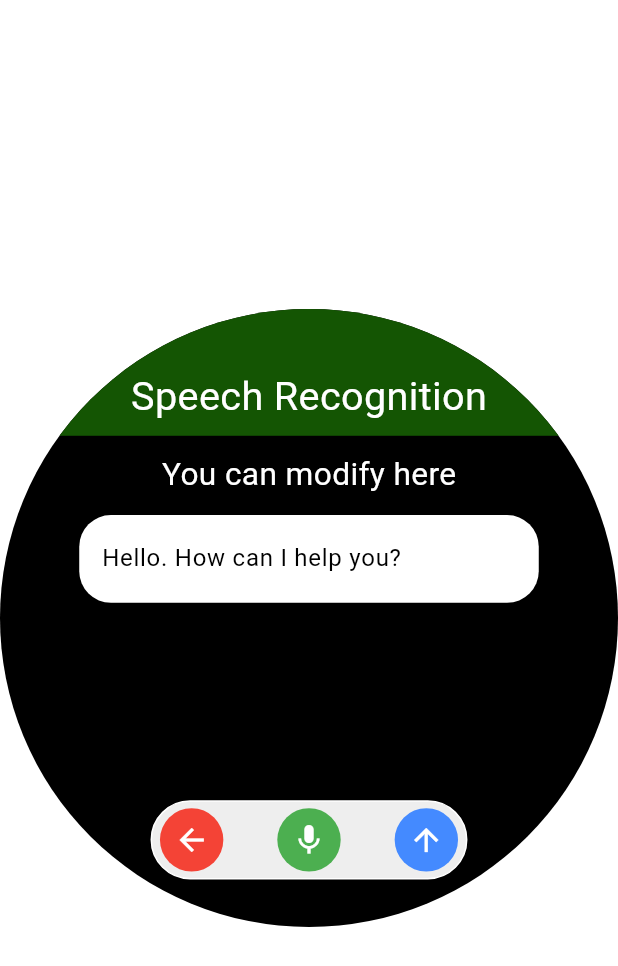
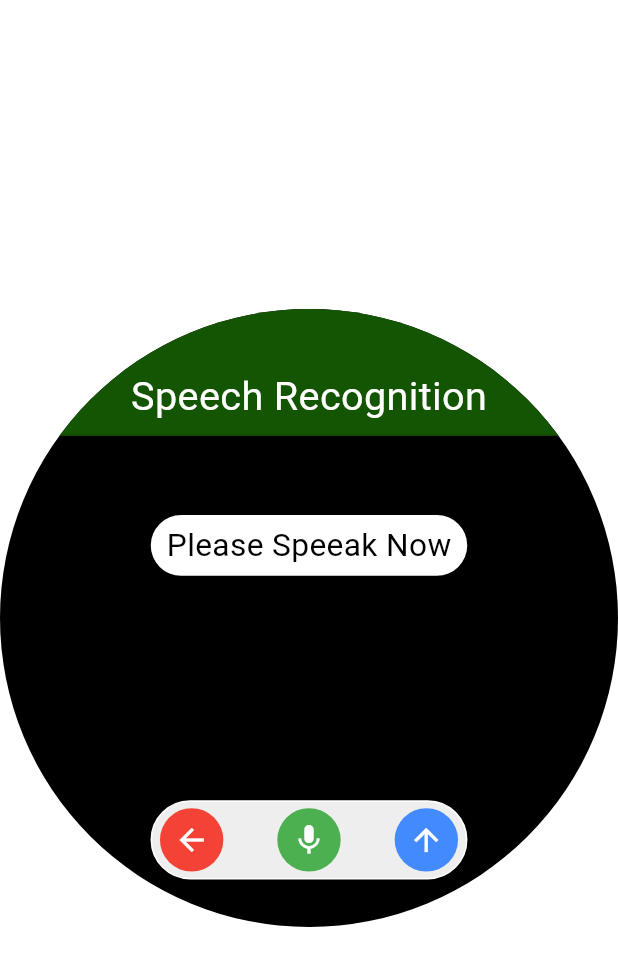
Before and after one commit to raymondtruongdev/ChatBot, a Flutter app: the screen it shows after launch, after a tap on the "mic" icon, on a phone screen of 412 x 824 dp. Shown: the top 966 px of the screen. Run offline on Flutter 3.47's test engine with Material 3 defaults, Android fonts, the phone set to English and light mode, and no system bars; our stand-ins replace avatar_glow, device_info_plus, flutter_screenutil, get, logger, lottie and 2 more; missing offline and left inert: flutter_sound.

Commit message:
add realtime speech to text ( there is bug only run in the firsttime then can not render page)

```diff
--- a/lib/pages/voice_to_text_page.dart
+++ b/lib/pages/voice_to_text_page.dart
@@ -1,10 +1,12 @@
 import 'package:chat_bot/controller/chatbot_controller.dart';
 import 'package:chat_bot/controller/voice_to_text_controller.dart';
+import 'package:chat_bot/logger_custom.dart';
 import 'package:chat_bot/models/message_chat.dart';
 import 'package:flutter/material.dart';
 import 'package:flutter_screenutil/flutter_screenutil.dart';
 import 'package:get/get.dart';
 import 'package:lottie/lottie.dart';
+import 'package:speech_to_text/speech_to_text.dart' as stt;
 
 final ChatBotController chatBotController =
     Get.put(ChatBotController(), permanent: true);
@@ -21,8 +23,20 @@ class VoiceToTextPage extends StatefulWidget {
 
 class _VoiceToTextPageState extends State<VoiceToTextPage> {
   String status = RecordStatus.none;
-  String textVoiceContent = ' Hello. How can I help you?';
+  String textVoiceContent = '';
   String infoText = '';
+
+  late stt.SpeechToText _speech;
+  late bool _isListening = false;
+  late double _confidence = 1.0;
+  @override
+  void initState() {
+    super.initState();
+    _speech = stt.SpeechToText();
+    _isListening = false;
+    // status = RecordStatus.finishConverting;
+    onClick(RecordStatus.finishConverting);
+  }
 
   // Make a messeage and send to ChatBot
   void sendMessage(String text) {
@@ -44,9 +58,9 @@ class _VoiceToTextPageState extends State<VoiceToTextPage> {
     switch (newSatus) {
       case RecordStatus.exit:
         textVoiceContent = '';
+        status = RecordStatus.none;
         Navigator.pop(context);
-        status = RecordStatus.none;
-        break;
+        return;
 
       case RecordStatus.none:
         status = RecordStatus.none;
@@ -54,44 +68,72 @@ class _VoiceToTextPageState extends State<VoiceToTextPage> {
 
       case RecordStatus.refresh:
         textVoiceContent = '';
-        await voiceBotController.deleteFile(voiceBotController.voiceFilePath);
         status = RecordStatus.none;
         break;
 
       case RecordStatus.send:
         // Return main Chat page
-        Navigator.pop(context);
         String str = voiceBotController.messageController.text;
         sendMessage(str);
         status = RecordStatus.none;
-
-        break;
+        Navigator.pop(context);
+        return;
 
       case RecordStatus.recording:
-        await voiceBotController.startRecording();
+        // Run autoReCognition to convert speech to text
+        autoReCognition();
         status = RecordStatus.recording;
         break;
 
-      case RecordStatus.converting:
-        // textVoiceContent = await voiceBotController.convertVoiceToText() ?? '';
-        textVoiceContent = 'hello';
-        if (textVoiceContent.isEmpty) {
-          infoText = 'Server Error\nPress to record again';
-          status = RecordStatus.none;
-        } else {
-          infoText = 'Press to record';
-          status = RecordStatus.none;
-        }
-        break;
-
       case RecordStatus.finishConverting:
-        status = RecordStatus.finishConverting;
+        status = RecordStatus.none;
         break;
 
       default:
     }
 
     setState(() {});
+  }
+
+  void autoReCognition() async {
+    textVoiceContent = '';
+    if (!_isListening) {
+      bool available = await _speech.initialize(
+        onStatus: (val) async {
+          CustomLogger().debug('onStatus: $val');
+
+          if (val == 'done') {
+            //   // await Future.delayed(const Duration(milliseconds: 500));
+            _speech.stop();
+            CustomLogger().debug('Speech stopped');
+            _isListening = false;
+
+            setState(() {
+              onClick(RecordStatus.finishConverting);
+              // Finish voice to textrecognition and change to State finishConverting
+            });
+          }
+        },
+        onError: (val) => CustomLogger().error('onError: $val'),
+      );
+      if (available) {
+        setState(() => _isListening = true);
+        _speech.listen(
+          onResult: (val) => setState(() {
+            textVoiceContent = val.recognizedWords;
+            CustomLogger().info(textVoiceContent);
+            if (val.hasConfidenceRating && val.confidence > 0) {
+              _confidence = val.confidence;
+            }
+          }),
+        );
+      }
+    } else {
+      _speech.stop();
+      setState(() => _isListening = false);
+      _speech.stop();
+      CustomLogger().debug('Speech stopped');
+    }
   }
 
   @override
@@ -154,9 +196,9 @@ class _VoiceToTextPageState extends State<VoiceToTextPage> {
                                     "lib/assets/lottie_loading_teal_dots.json"),
                               ),
                               Button(
-                                iconData: Icons.pause,
+                                iconData: Icons.arrow_back,
                                 onPressed: () {
-                                  onClick(RecordStatus.converting);
+                                  onClick(RecordStatus.exit);
                                 },
                               ),
                             ]
@@ -177,7 +219,6 @@ class _VoiceToTextPageState extends State<VoiceToTextPage> {
                                 ),
                               ),
                             ]
-
                             // In finishConverting status will show Refresh button and Send button
                             else if (status ==
                                 RecordStatus.finishConverting) ...[
@@ -271,7 +312,44 @@ class ContentVoice extends StatelessWidget {
         minTextAdapt: true,
         splitScreenMode: true,
         child: (text.isEmpty)
-            ? Container()
+            ? Column(
+                children: [
+                  SizedBox(
+                    height: 10.w,
+                  ),
+                  SizedBox(
+                    height: 30.w,
+                    // child: Text('You can modify here',
+                    //     style: TextStyle(
+                    //       color: Colors.white,
+                    //       fontSize: 20.sp,
+                    //     )),
+                  ),
+                  SizedBox(
+                    height: 10.w,
+                  ),
+                  Container(
+                      margin: EdgeInsets.only(left: 50.w, right: 50.w),
+                      padding:
+                          EdgeInsets.symmetric(horizontal: 10.w, vertical: 5.w),
+                      decoration: BoxDecoration(
+                          borderRadius: BorderRadius.only(
+                            bottomLeft: Radius.circular(20.w),
+                            topLeft: Radius.circular(20.w),
+                            bottomRight: Radius.circular(20.w),
+                            topRight: Radius.circular(20.w),
+                          ),
+                          color: Colors.white),
+                      child: Text('Please Speeak Now',
+                          style: TextStyle(
+                            color: Colors.black,
+                            fontSize: 20.sp,
+                          ))),
+                  SizedBox(
+                    height: 10.w,
+                  ),
+                ],
+              )
             : Column(
                 // alignment: Alignment.center,
                 children: [
@@ -290,6 +368,7 @@ class ContentVoice extends StatelessWidget {
                     height: 10.w,
                   ),
                   Container(
+                    width: double.infinity,
                     margin: EdgeInsets.only(left: 50.w, right: 50.w),
                     padding:
                         EdgeInsets.symmetric(horizontal: 10.w, vertical: 5.w),
```
Also changed, not shown: 2 other files.
